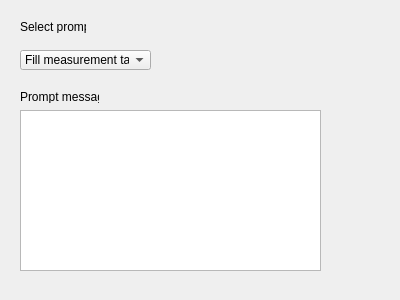
Before: the Qt Designer form Widget_Library/prompt user for action.ui in 8foldrepo/RF_Balance_Profound, drawn with Qt 5.
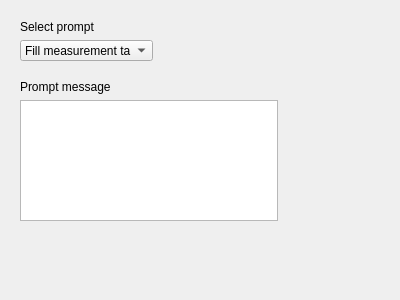
After: the same form once the commit is applied.

```diff
--- a/Widget_Library/prompt user for action.ui
+++ b/Widget_Library/prompt user for action.ui
@@ -13,56 +13,55 @@
   <property name="windowTitle">
    <string>Form</string>
   </property>
-  <widget class="QLabel" name="label">
+  <widget class="QWidget" name="">
+   <property name="geometry">
+    <rect>
+     <x>20</x>
+     <y>80</y>
+     <width>258</width>
+     <height>141</height>
+    </rect>
+   </property>
+   <layout class="QVBoxLayout" name="prompt_message_vert">
+    <item>
+     <widget class="QLabel" name="label_2">
+      <property name="text">
+       <string>Prompt message</string>
+      </property>
+     </widget>
+    </item>
+    <item>
+     <widget class="QTextEdit" name="prompt_message_inputbox"/>
+    </item>
+   </layout>
+  </widget>
+  <widget class="QWidget" name="">
    <property name="geometry">
     <rect>
      <x>20</x>
      <y>20</y>
-     <width>66</width>
-     <height>13</height>
+     <width>133</width>
+     <height>41</height>
     </rect>
    </property>
+   <layout class="QVBoxLayout" name="sel_prompt_vert">
+    <item>
+     <widget class="QLabel" name="label">
    <property name="text">
     <string>Select prompt</string>
    </property>
   </widget>
-  <widget class="QComboBox" name="comboBox">
-   <property name="geometry">
-    <rect>
-     <x>20</x>
-     <y>50</y>
-     <width>131</width>
-     <height>20</height>
-    </rect>
-   </property>
+    </item>
+    <item>
+     <widget class="QComboBox" name="sel_prompt_combo">
    <item>
     <property name="text">
      <string>Fill measurement tank</string>
     </property>
    </item>
   </widget>
-  <widget class="QLabel" name="label_2">
-   <property name="geometry">
-    <rect>
-     <x>20</x>
-     <y>90</y>
-     <width>79</width>
-     <height>13</height>
-    </rect>
-   </property>
-   <property name="text">
-    <string>Prompt message</string>
-   </property>
-  </widget>
-  <widget class="QTextEdit" name="textEdit">
-   <property name="geometry">
-    <rect>
-     <x>20</x>
-     <y>110</y>
-     <width>301</width>
-     <height>161</height>
-    </rect>
-   </property>
+    </item>
+   </layout>
   </widget>
  </widget>
  <resources/>
```
Lines whose indentation alone changed are shown as unchanged.
